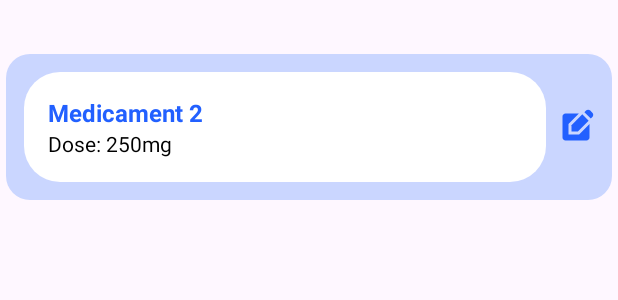
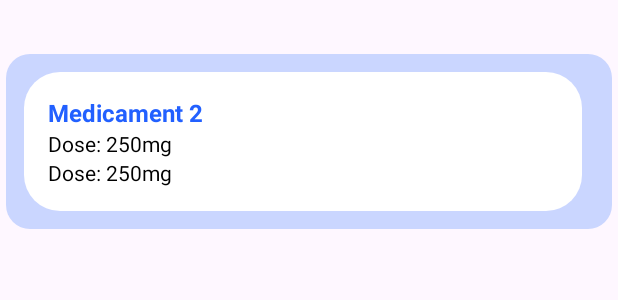
Before and after one commit to urluconceptual/medtrack, an Android app: the layout item_treatment_doctor.xml on its own in the app's theme, with its tools: preview values and no code run, on a phone screen of 412 x 824 dp. Shown: the top 300 px of the screen. Run offline under Robolectric (Android 15) with nearby library versions, the phone set to English and light mode, and no system bars.

Commit message:
add description, remove edit button

```diff
--- a/app/src/main/java/com/unibuc/medtrack/adapters/DoctorTreatmentAdapter.kt
+++ b/app/src/main/java/com/unibuc/medtrack/adapters/DoctorTreatmentAdapter.kt
@@ -19,6 +19,7 @@ class DoctorTreatmentAdapter(
     inner class TreatmentViewHolder(view: View) : RecyclerView.ViewHolder(view) {
         val name: TextView = view.findViewById(R.id.name)
         val dose: TextView = view.findViewById(R.id.dose)
+        val description: TextView = view.findViewById(R.id.description)
     }
 
     override fun onCreateViewHolder(parent: ViewGroup, viewType: Int): TreatmentViewHolder {
@@ -34,6 +35,7 @@ class DoctorTreatmentAdapter(
 
         holder.name.text = treatment.medicineName
         holder.dose.text = "${treatment.dosage} ${treatment.dosageUnit} every ${treatment.dose_interval}h"
+        holder.description.text = treatment.description
     }
 
     override fun getItemCount(): Int = treatments.size
--- a/app/src/main/res/layout/item_treatment_doctor.xml
+++ b/app/src/main/res/layout/item_treatment_doctor.xml
@@ -65,13 +65,17 @@
                         android:textAlignment="viewStart"
                         android:textColor="@android:color/black"
                         android:textStyle="normal" />
+
+                    <TextView
+                        android:id="@+id/description"
+                        android:layout_width="match_parent"
+                        android:layout_height="wrap_content"
+                        android:gravity="start"
+                        android:text="@string/dose_250mg"
+                        android:textAlignment="viewStart"
+                        android:textColor="@android:color/black"
+                        android:textStyle="normal" />
                 </LinearLayout>
-                <ImageView
-                    android:id="@+id/edit"
-                    android:layout_width="24dp"
-                    android:layout_height="24dp"
-                    app:tint="@color/primary_blue"
-                    android:src="@drawable/baseline_edit_square_24"/>
             </LinearLayout>
         </LinearLayout>
 
```
